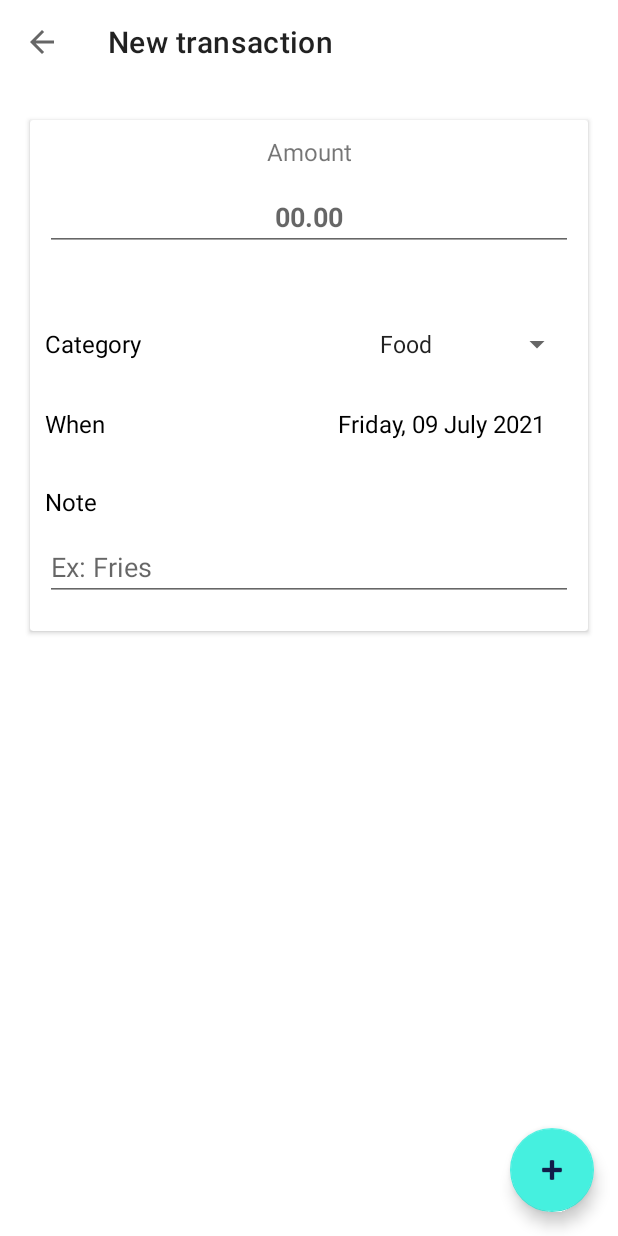
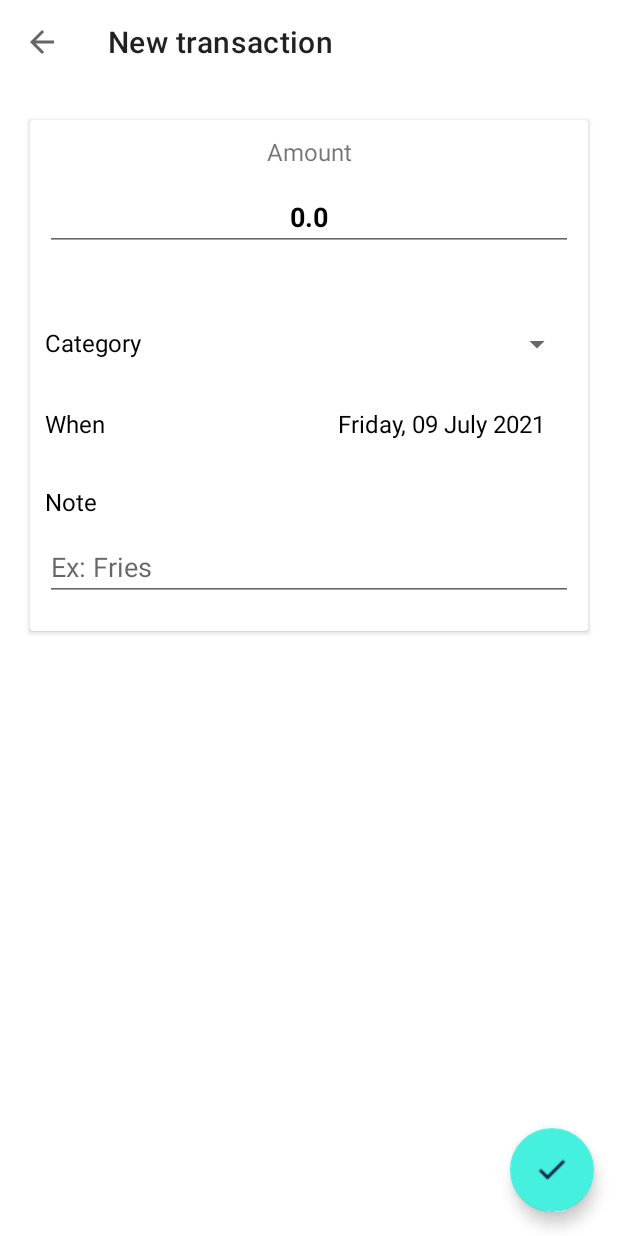
Before and after one commit to gracemakai/budgety, an Android app: the screen it shows after launch (MainActivity), after a tap on "New transaction", on a phone screen of 412 x 824 dp. Run offline under Robolectric (Android 15) with nearby library versions, the phone set to English and light mode, and no system bars; our stand-ins replace Room's generated code, data binding; 1 statement that could not run was skipped.

Commit message:
Implemented data binding on new transaction page

```diff
--- a/app/src/main/java/com/grace/budgtey/database/entity/TransactionEntity.java
+++ b/app/src/main/java/com/grace/budgtey/database/entity/TransactionEntity.java
@@ -29,6 +29,10 @@ public class TransactionEntity implements Serializable {
         this.date = date;
         this.note = note;
         this.amount = amount;
+    }
+
+    public TransactionEntity() {
+
     }
 
     public int getId() {
@@ -67,7 +71,19 @@ public class TransactionEntity implements Serializable {
         return amount;
     }
 
+    public String getStringAmount(){
+        return String.valueOf(amount);
+    }
+
+    public void setStringAmount(String amount){
+        if (!amount.isEmpty()) {
+            this.amount = Float.valueOf(amount);
+        }
+    }
+
     public void setAmount(Float amount) {
-        this.amount = amount;
+        if (amount != null) {
+            this.amount = amount;
+        }
     }
 }
--- a/app/src/main/java/com/grace/budgtey/views/home/HomeFragment.java
+++ b/app/src/main/java/com/grace/budgtey/views/home/HomeFragment.java
@@ -35,6 +35,7 @@ import com.grace.budgtey.views.newTransaction.NewTransactionFragment;
 import com.grace.budgtey.views.setting.SettingsFragment;
 
 import java.util.ArrayList;
+import java.util.Objects;
 
 public class HomeFragment extends Fragment {
 
@@ -42,7 +43,6 @@ public class HomeFragment extends Fragment {
     FloatingActionButton floatingActionButton;
     Toolbar toolbar;
     RecyclerView recyclerView;
-    TextView budget, expense, balance;
 
     private HomeViewModel mViewModel;
     TransactionRecyclerAdapter recyclerAdapter;
@@ -69,6 +69,7 @@ public class HomeFragment extends Fragment {
     public View onCreateView(@NonNull LayoutInflater inflater, @Nullable ViewGroup container,
                              @Nullable Bundle savedInstanceState) {
 
+        //Bind fragment
         binding = DataBindingUtil
                 .inflate(inflater, R.layout.home_fragment, container, false);
 
@@ -89,8 +90,9 @@ public class HomeFragment extends Fragment {
 
         //Set up toolbar
         toolbar = view.findViewById(R.id.toolbar_home);
-        ((AppCompatActivity) getActivity()).setSupportActionBar(toolbar);
-        ((AppCompatActivity) getActivity()).getSupportActionBar().setDisplayShowTitleEnabled(false);
+        ((AppCompatActivity) requireActivity()).setSupportActionBar(toolbar);
+        ((AppCompatActivity) requireActivity())
+                .getSupportActionBar().setDisplayShowTitleEnabled(false);
 
         //open up new transaction
         floatingActionButton = view.findViewById(R.id.new_transaction_fab);
@@ -98,16 +100,17 @@ public class HomeFragment extends Fragment {
 
     }
 
+    //Sends user transactions to recycler when they finish being read from the database
     Observer<ArrayList<TransactionEntity>>allTransactionsObserver =
             new Observer<ArrayList<TransactionEntity>>() {
         @Override
         public void onChanged(ArrayList<TransactionEntity> transactionEntities) {
             recyclerAdapter.addTransactions(transactionEntities);
             recyclerAdapter.notifyDataSetChanged();
-            Log.d(getClass().getSimpleName(), "onChanged() returned: " + transactionEntities);
         }
     };
 
+    //Updates the ui when the total expenses are read from the database
     Observer<Float> totalAmountObserver = new Observer<Float>() {
         @Override
         public void onChanged(Float aFloat) {
@@ -125,14 +128,12 @@ public class HomeFragment extends Fragment {
     public boolean onOptionsItemSelected(@NonNull MenuItem item) {
 
         if (item.getItemId() == R.id.settings_home) {
-            Toast.makeText(getContext(), "yoh", Toast.LENGTH_SHORT).show();
             newPage(new SettingsFragment());
-            return true;
         }
         return super.onOptionsItemSelected(item);
-
     }
 
+    //Get budget from preferences
     private String getBudget() {
 
         SharedPreferences preferences = PreferenceManager
@@ -141,6 +142,7 @@ public class HomeFragment extends Fragment {
         return preferences.getString("budget", "20000");
     }
 
+    //Opens up a new fragment
     private void newPage(Fragment fragment) {
 
         FragmentManager fragmentManager = getParentFragmentManager();
--- a/app/src/main/java/com/grace/budgtey/views/home/HomeViewModel.java
+++ b/app/src/main/java/com/grace/budgtey/views/home/HomeViewModel.java
@@ -1,7 +1,6 @@
 package com.grace.budgtey.views.home;
 
 import android.app.Application;
-import android.util.Log;
 
 import androidx.annotation.NonNull;
 import androidx.lifecycle.AndroidViewModel;
@@ -15,14 +14,16 @@ import java.util.ArrayList;
 
 public class HomeViewModel extends AndroidViewModel {
 
-    TransactionRepo transactionRepo;
+    private TransactionRepo transactionRepo;
     private final MoneyModel moneyModel;
+
     private MutableLiveData<ArrayList<TransactionEntity>> allTransactionsMutableLiveData;
     private MutableLiveData<Float> totalMutableLiveData;
     public MutableLiveData<MoneyModel> moneyModelMutableLiveData = new MutableLiveData<>();
 
     public HomeViewModel(@NonNull Application application) {
         super(application);
+
         transactionRepo = new TransactionRepo(application.getApplicationContext());
         moneyModel = new MoneyModel("", "", "");
         moneyModelMutableLiveData.setValue(moneyModel);
@@ -39,6 +40,7 @@ public class HomeViewModel extends AndroidViewModel {
         setBalance();
     }
 
+    //Get balance from subtracting expenses from budget
     public void setBalance() {
         if (moneyModel.getExpenses().equals("null")){
             moneyModel.setExpenses("0");
@@ -51,6 +53,7 @@ public class HomeViewModel extends AndroidViewModel {
         moneyModelMutableLiveData.setValue(moneyModel);
     }
 
+    //Get all transactions
     public MutableLiveData<ArrayList<TransactionEntity>> getAllTransactionsMutableLiveData() {
 
         if (allTransactionsMutableLiveData == null){
@@ -60,18 +63,17 @@ public class HomeViewModel extends AndroidViewModel {
         return allTransactionsMutableLiveData;
     }
 
+    //Get total expenses
     public MutableLiveData<Float> getTotalMutableLiveData() {
 
         if (totalMutableLiveData == null){
             totalMutableLiveData = transactionRepo.getTotalAmountSpent();
         }
 
-        Log.i(getClass().getSimpleName(), "getTotalMutableLiveData: "
-                + totalMutableLiveData.getValue());
-
         return totalMutableLiveData;
     }
 
+    //Delete transaction
     public void deleteTransaction(TransactionEntity transactionEntity){
         transactionRepo.deleteTransaction(transactionEntity);
     }
--- a/app/src/main/java/com/grace/budgtey/views/newTransaction/NewTransactionFragment.java
+++ b/app/src/main/java/com/grace/budgtey/views/newTransaction/NewTransactionFragment.java
@@ -1,6 +1,7 @@
 package com.grace.budgtey.views.newTransaction;
 
 import androidx.appcompat.app.AppCompatActivity;
+import androidx.databinding.DataBindingUtil;
 import androidx.lifecycle.ViewModelProvider;
 
 import android.app.DatePickerDialog;
@@ -28,6 +29,9 @@ import com.grace.budgtey.MainActivity;
 import com.grace.budgtey.R;
 import com.grace.budgtey.Utils;
 import com.grace.budgtey.database.entity.TransactionEntity;
+import com.grace.budgtey.databinding.NewTransactionFragmentBinding;
+
+import org.jetbrains.annotations.NotNull;
 
 import java.util.Calendar;
 import java.util.Objects;
@@ -39,20 +43,17 @@ public class NewTransactionFragment extends Fragment {
     View view;
     MaterialToolbar toolbar;
     EditText amountSpent, note;
-    TextView date;
     Spinner category;
     FloatingActionButton saveFab;
 
     private NewTransactionViewModel mViewModel;
-    Utils utils;
-
-    public static NewTransactionFragment newInstance() {
-        return new NewTransactionFragment();
-    }
+    private NewTransactionFragmentBinding binding;
+    Utils utils = new Utils();
 
     @Override
-    public void onViewCreated(@NonNull View view, @Nullable Bundle savedInstanceState) {
-        super.onViewCreated(view, savedInstanceState);
+    public void onCreate(@Nullable @org.jetbrains.annotations.Nullable Bundle savedInstanceState) {
+        super.onCreate(savedInstanceState);
+        setHasOptionsMenu(true);
 
         mViewModel = new ViewModelProvider(this).get(NewTransactionViewModel.class);
         // TODO: Use the ViewModel
@@ -61,9 +62,16 @@ public class NewTransactionFragment extends Fragment {
     @Override
     public View onCreateView(@NonNull LayoutInflater inflater, @Nullable ViewGroup container,
                              @Nullable Bundle savedInstanceState) {
-        view = inflater.inflate(R.layout.new_transaction_fragment, container, false);
 
-        utils = new Utils();
+        //Bind fragment
+        binding = DataBindingUtil
+                .inflate(inflater, R.layout.new_transaction_fragment,
+                        container, false);
+
+        binding.setLifecycleOwner(this);
+        binding.setViewModel(mViewModel);
+
+        view = binding.getRoot();
 
         initViews();
 
@@ -71,36 +79,30 @@ public class NewTransactionFragment extends Fragment {
     }
 
     private void initViews() {
+
+        //Set up toolbar
         toolbar = view.findViewById(R.id.new_transaction_toolbar);
+        ((AppCompatActivity) requireActivity()).setSupportActionBar(toolbar);
+        Objects.requireNonNull(((AppCompatActivity) requireActivity())
+                .getSupportActionBar()).setDisplayHomeAsUpEnabled(true);
+        Objects.requireNonNull(((AppCompatActivity) requireActivity())
+                .getSupportActionBar()).setTitle("New transaction");
+
         amountSpent = view.findViewById(R.id.amount_spent);
-        date = view.findViewById(R.id.date);
         note = view.findViewById(R.id.note);
         category = view.findViewById(R.id.category);
         saveFab = view.findViewById(R.id.save_transaction_fab);
+        saveFab.setOnClickListener(v -> saveTransaction());
 
-        date.setText(utils.getCurrentTimeOrDate());
-
-        ((AppCompatActivity) getActivity()).setSupportActionBar(toolbar);
-        ((AppCompatActivity) getActivity()).getSupportActionBar().setDisplayHomeAsUpEnabled(true);
-        ((AppCompatActivity) getActivity()).getSupportActionBar().setTitle("New transaction");
-
-        saveFab.setOnClickListener(v -> saveTransaction());
-        date.setOnClickListener(v -> {
-            utils.showDatePickerDialog(getContext(), (view, year, month, dayOfMonth) ->
-                    date.setText(utils
-                            .getSpecificDate("EEE, dd-MM-yy", year, month, dayOfMonth)
-                    )
-            );
-        });
     }
 
     private void saveTransaction() {
 
         if (utils.hasText(amountSpent) && utils.hasText(note)) {
 
-            mViewModel.addTransaction(new TransactionEntity(category.getSelectedItem().toString(),
-                    date.getText().toString().trim(), note.getText().toString().trim(),
-                    Float.parseFloat(amountSpent.getText().toString().trim())));
+            TransactionEntity transactionEntity = new TransactionEntity();
+            transactionEntity.setCategory(category.getSelectedItem().toString());
+            mViewModel.addTransaction(transactionEntity);
         }
     }
 
@@ -108,12 +110,9 @@ public class NewTransactionFragment extends Fragment {
     public boolean onOptionsItemSelected(@NonNull MenuItem item) {
 
         if (item.getItemId() == android.R.id.home) {
-            Log.i(TAG, "onOptionsItemSelected: home selected");
-            getActivity().onBackPressed();
-        } else {
-            Log.i(TAG, "onOptionsItemSelected: " + item.getItemId());
+
+            requireActivity().onBackPressed();
         }
-
         return super.onOptionsItemSelected(item);
     }
 
--- a/app/src/main/java/com/grace/budgtey/views/newTransaction/NewTransactionViewModel.java
+++ b/app/src/main/java/com/grace/budgtey/views/newTransaction/NewTransactionViewModel.java
@@ -1,24 +1,54 @@
 package com.grace.budgtey.views.newTransaction;
 
 import android.app.Application;
+import android.util.Log;
 
 import androidx.annotation.NonNull;
 import androidx.lifecycle.AndroidViewModel;
+import androidx.lifecycle.MutableLiveData;
 
+import com.grace.budgtey.Utils;
 import com.grace.budgtey.database.entity.TransactionEntity;
 import com.grace.budgtey.repository.TransactionRepo;
+
+import java.util.ArrayList;
 
 public class NewTransactionViewModel extends AndroidViewModel {
 
     TransactionRepo transactionRepo;
+    private TransactionEntity transactionEntity;
+
+    public MutableLiveData<TransactionEntity> transactionMutableLiveData = new MutableLiveData<>();
+    public ArrayList<String> categoryEntries = new ArrayList<>();
+    public MutableLiveData<String> newValue = new MutableLiveData<>();
+
 
     public NewTransactionViewModel(@NonNull Application application) {
         super(application);
         transactionRepo = new TransactionRepo(application.getApplicationContext());
+
+        fillCategoryEntries();
+
+        transactionEntity = new TransactionEntity("Food",
+                new Utils().getCurrentTimeOrDate(), "", (float) 0.0);
+
+        transactionMutableLiveData.setValue(transactionEntity);
+
+    }
+
+    private void fillCategoryEntries() {
+        categoryEntries.add("Food");
+        categoryEntries.add("Transport");
+        categoryEntries.add("MakeUp");
+        categoryEntries.add("Debt");
+        categoryEntries.add("Books");
+        categoryEntries.add("Data");
     }
 
 
-    public void addTransaction(TransactionEntity transactionEntity) {
+    public void addTransaction(TransactionEntity entity) {
+        transactionMutableLiveData.getValue().setCategory(entity.getCategory());
+        Log.i(getClass().getSimpleName(), "addTransaction: " + transactionMutableLiveData.getValue());
         transactionRepo.addTransaction(transactionEntity);
     }
 }
--- a/app/src/main/res/layout/new_transaction_fragment.xml
+++ b/app/src/main/res/layout/new_transaction_fragment.xml
@@ -1,7 +1,17 @@
 <?xml version="1.0" encoding="utf-8"?>
-<androidx.constraintlayout.widget.ConstraintLayout xmlns:android="http://schemas.android.com/apk/res/android"
+<layout xmlns:android="http://schemas.android.com/apk/res/android"
     xmlns:app="http://schemas.android.com/apk/res-auto"
-    xmlns:tools="http://schemas.android.com/tools"
+    xmlns:tools="http://schemas.android.com/tools">
+
+    <data>
+
+        <variable
+            name="viewModel"
+            type="com.grace.budgtey.views.newTransaction.NewTransactionViewModel" />
+
+    </data>
+
+    <androidx.constraintlayout.widget.ConstraintLayout
         android:id="@+id/frameLayout2"
         android:layout_width="match_parent"
         android:layout_height="match_parent"
@@ -25,8 +35,8 @@
                 android:layout_gravity="bottom|end"
                 android:layout_margin="16dp"
                 android:background="@color/turquoise"
-            android:contentDescription="@string/new_transaction"
-            android:src="@android:drawable/ic_input_add" />
+                android:contentDescription="@string/save_transaction"
+                android:src="@drawable/save"/>
 
             <androidx.cardview.widget.CardView
                 android:layout_width="match_parent"
@@ -55,7 +65,7 @@
                             android:layout_height="wrap_content"
                             android:text="@string/amount"
                             android:gravity="center"
-                        android:textSize="16sp"/>
+                            android:textSize="16sp" />
 
                         <EditText
                             android:id="@+id/amount_spent"
@@ -63,6 +73,7 @@
                             android:layout_height="wrap_content"
                             android:layout_marginTop="10dp"
                             android:hint="@string/money_hint"
+                            android:text="@={viewModel.transactionMutableLiveData.stringAmount}"
                             android:gravity="center"
                             android:textColor="@color/black"
                             android:textSize="18sp"
@@ -84,7 +95,7 @@
                             android:layout_weight="1"
                             android:text="@string/category"
                             android:textSize="16sp"
-                        android:textColor="@color/black"/>
+                            android:textColor="@color/black" />
 
                         <Spinner
                             android:id="@+id/category"
@@ -92,7 +103,7 @@
                             android:layout_height="wrap_content"
                             android:layout_weight="1"
                             android:gravity="center"
-                        android:entries="@array/category_entries"
+                            android:entries="@{viewModel.categoryEntries}"
                             android:textAlignment="center"
                             android:textSize="18sp"
                             android:textColor="@color/black"/>
@@ -111,7 +122,7 @@
                             android:layout_weight="1"
                             android:text="@string/when"
                             android:textSize="16sp"
-                        android:textColor="@color/black"/>
+                            android:textColor="@color/black" />
 
                         <TextView
                             android:id="@+id/date"
@@ -120,7 +131,8 @@
                             android:layout_weight="1"
                             android:gravity="center"
                             android:textSize="16sp"
-                        android:textColor="@color/black"/>
+                            android:text="@={viewModel.transactionMutableLiveData.date}"
+                            android:textColor="@color/black" />
 
                     </LinearLayout>
 
@@ -138,7 +150,7 @@
                             android:layout_weight="1"
                             android:text="@string/note"
                             android:textSize="16sp"
-                        android:textColor="@color/black"/>
+                            android:textColor="@color/black" />
 
                         <EditText
                             android:id="@+id/note"
@@ -147,6 +159,7 @@
                             android:layout_weight="1"
                             android:gravity="start"
                             android:hint="@string/note_hint"
+                            android:text="@={viewModel.transactionMutableLiveData.note}"
                             android:textSize="18sp"
                             android:textColor="@color/black"
                             android:importantForAutofill="no"
@@ -161,3 +174,4 @@
         </androidx.coordinatorlayout.widget.CoordinatorLayout>
 
     </androidx.constraintlayout.widget.ConstraintLayout>
+</layout>
--- a/app/src/main/res/values/strings.xml
+++ b/app/src/main/res/values/strings.xml
@@ -31,6 +31,7 @@
     </string>
     <string name="attachment_summary_off">Only download attachments when manually requested</string>
     <string name="about">About</string>
+    <string name="save_transaction">Save transaction</string>
 
     <string-array name="category_entries">
         <item>Food</item>
```
Also changed, not shown: app/src/main/res/drawable-v24/save.png (added). Lines whose indentation alone changed are shown as unchanged.
